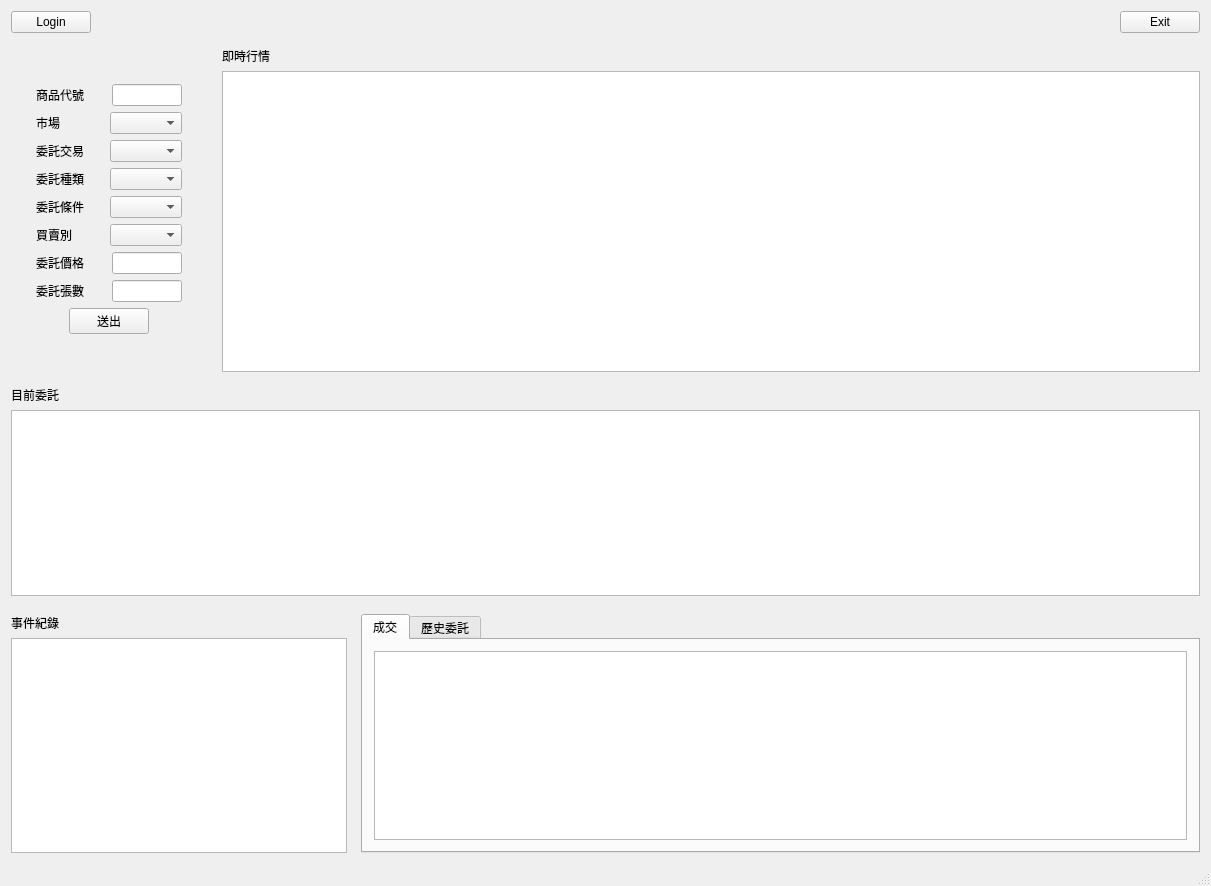
Gaitui/orderBeta, file orderBeta/mainwindow.ui: the form before one commit.
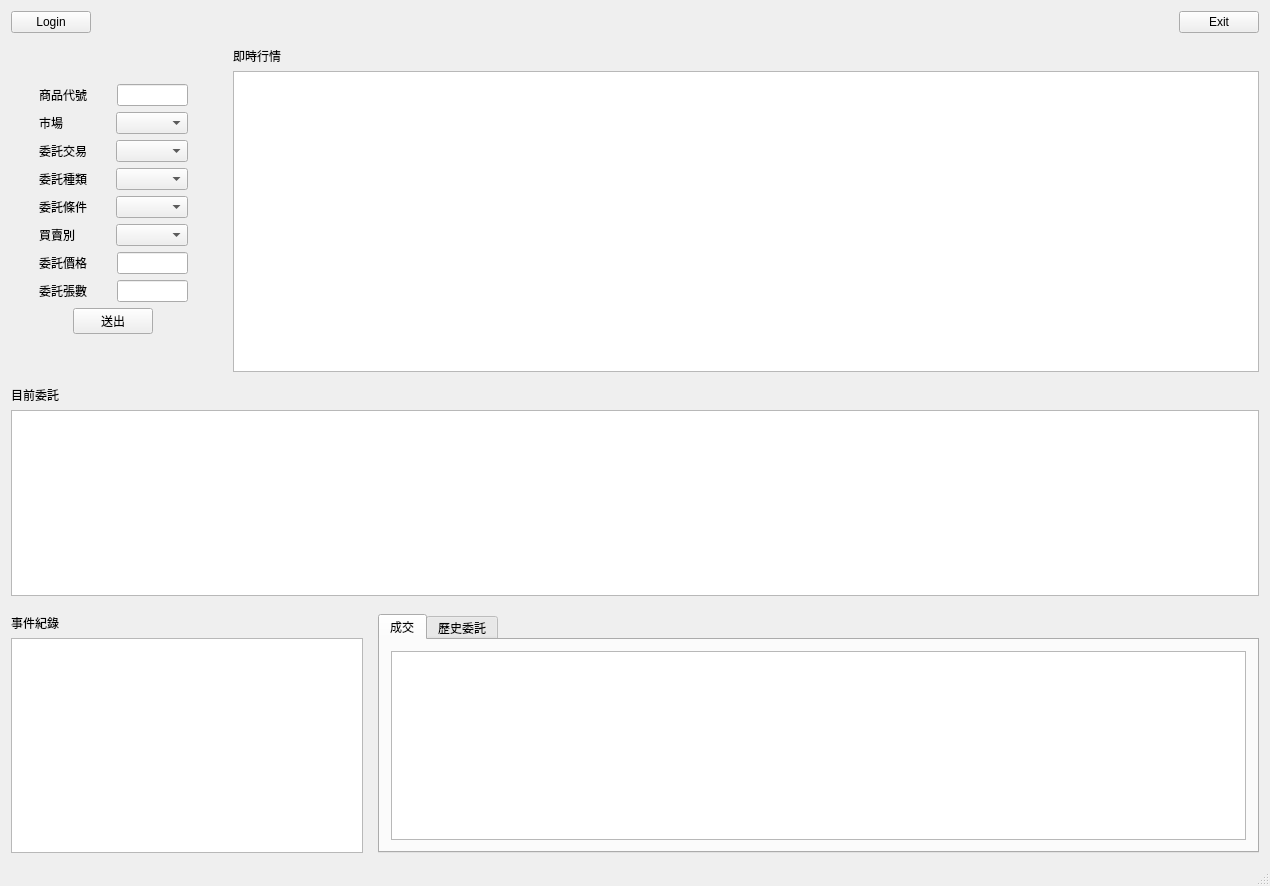
The form after the commit.

Commit message: UI show receive data

```diff
--- a/orderBeta/mainwindow.ui
+++ b/orderBeta/mainwindow.ui
@@ -6,7 +6,7 @@
    <rect>
     <x>0</x>
     <y>0</y>
-    <width>1211</width>
+    <width>1270</width>
     <height>886</height>
    </rect>
   </property>
@@ -357,7 +357,7 @@
            </widget>
           </item>
           <item>
-           <widget class="QTableView" name="tableView_3"/>
+           <widget class="QTextBrowser" name="record"/>
           </item>
          </layout>
         </item>
```
The commit also changes 7 other files.
